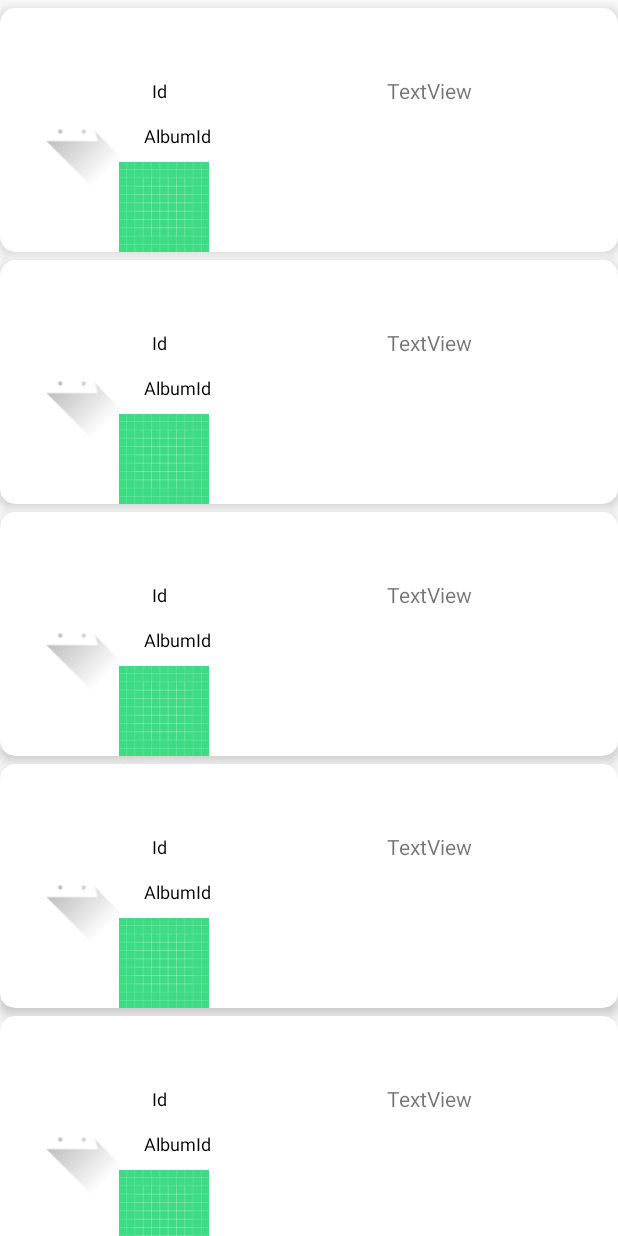
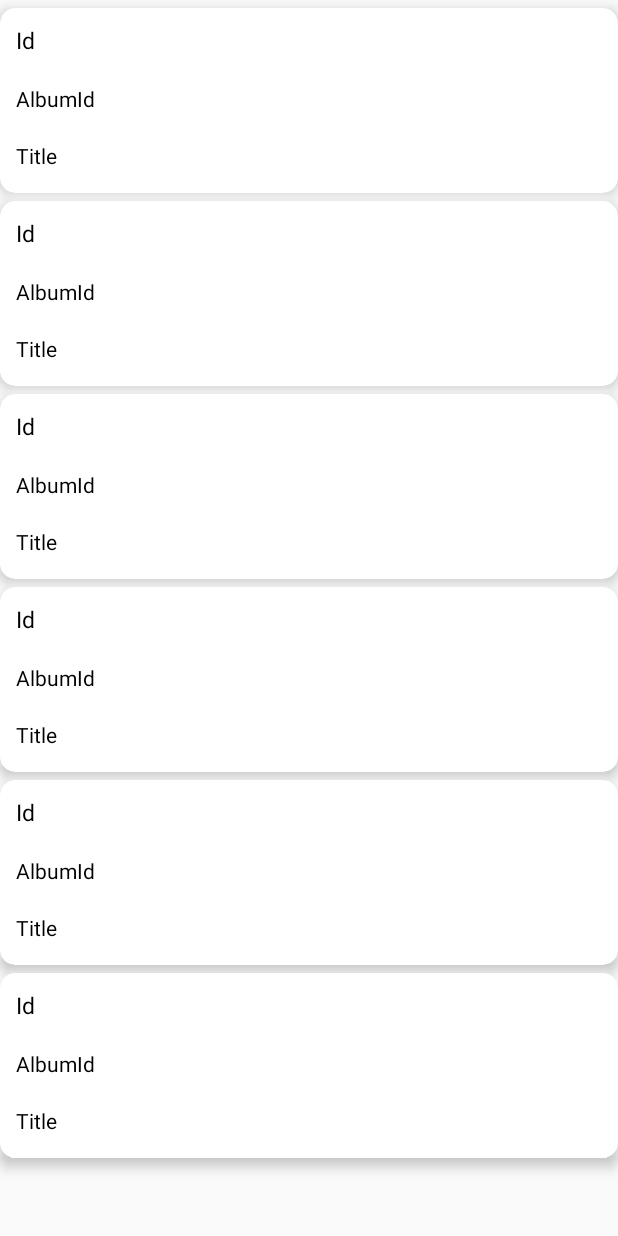
Before and after one commit to SaiyedMustaq/Hilt-Android, an Android app: the layout fragment_main.xml on its own in the app's theme, with its tools: preview values and no code run, on a phone screen of 412 x 824 dp. Run offline under Robolectric (Android 15) with nearby library versions, the phone set to English and light mode, and no system bars; network calls fail.

Commit message:
-- row item ui changes

```diff
--- a/app/src/main/java/com/mustaq/hilt_demo/adapter/FactsViewHolder.kt
+++ b/app/src/main/java/com/mustaq/hilt_demo/adapter/FactsViewHolder.kt
@@ -10,27 +10,9 @@ import kotlinx.android.synthetic.main.row_item_facts.view.*
 
 class FactsViewHolder(itemView: View) : RecyclerView.ViewHolder(itemView) {
     fun bind(list: PhotosModel.PhotosModelItem) {
-        itemView.tvId.text = list.id.toString()
-        itemView.tvAlbumId.text = list.albumId.toString()
-        itemView.tvTitle.text = list.title
-
-        Glide
-            .with(itemView.context)
-            .load(list.thumbnailUrl)
-            .centerCrop()
-            .placeholder(R.drawable.ic_plaseholder)
-            .error(R.drawable.ic_error_image)
-            .into(itemView.imagethumbnail)
-
-
-
-        Glide
-            .with(itemView.context)
-            .load(list.url)
-            .centerCrop()
-            .placeholder(R.drawable.ic_plaseholder)
-            .error(R.drawable.ic_error_image)
-            .into(itemView.imageUrl)
+        itemView.tvId.text = "Id:- " + list.id.toString()
+        itemView.tvAlbumId.text = "Album Id:- " + list.albumId.toString()
+        itemView.tvTitle.text = "Album Title:- "+list.title
     }
 
 }
--- a/app/src/main/res/layout/row_item_facts.xml
+++ b/app/src/main/res/layout/row_item_facts.xml
@@ -1,66 +1,44 @@
 <?xml version="1.0" encoding="utf-8"?>
 
-<androidx.cardview.widget.CardView
-    xmlns:android="http://schemas.android.com/apk/res/android"
+<androidx.cardview.widget.CardView xmlns:android="http://schemas.android.com/apk/res/android"
     xmlns:app="http://schemas.android.com/apk/res-auto"
     xmlns:tools="http://schemas.android.com/tools"
     android:layout_width="match_parent"
+    android:layout_height="wrap_content"
+    android:layout_marginTop="5dp"
     android:padding="10dp"
+    app:cardCornerRadius="10dp"
     app:cardElevation="5dp"
-    app:cardCornerRadius="10dp"
-    app:cardPreventCornerOverlap="true"
     app:cardMaxElevation="10dp"
-    android:layout_marginTop="5dp"
-    android:layout_height="wrap_content">
+    app:cardPreventCornerOverlap="true">
+
     <androidx.constraintlayout.widget.ConstraintLayout
         android:layout_width="match_parent"
-    android:layout_height="wrap_content">
+        android:layout_height="match_parent">
 
         <androidx.appcompat.widget.AppCompatTextView
             android:id="@+id/tvId"
             android:layout_width="0dp"
             android:layout_height="wrap_content"
-        android:layout_marginStart="8dp"
-        android:layout_marginEnd="8dp"
+            android:layout_margin="5dp"
             android:padding="5dp"
             android:textColor="#000000"
-        android:textSize="12sp"
-        app:layout_constraintEnd_toStartOf="@+id/tvTitle"
-        app:layout_constraintHorizontal_bias="0.5"
-        app:layout_constraintStart_toEndOf="@+id/imagethumbnail"
-        app:layout_constraintTop_toTopOf="@+id/imagethumbnail"
+            android:textSize="15sp"
+            app:layout_constraintEnd_toEndOf="parent"
+            app:layout_constraintStart_toStartOf="parent"
+            app:layout_constraintTop_toTopOf="parent"
             tools:text="Id" />
 
-    <ImageView
-        android:id="@+id/imagethumbnail"
-        android:layout_width="80dp"
-        android:layout_height="80dp"
-        android:layout_marginStart="8dp"
-        app:layout_constraintBottom_toBottomOf="parent"
-        app:layout_constraintStart_toStartOf="parent"
-        app:layout_constraintTop_toTopOf="parent"
-        app:srcCompat="@drawable/ic_launcher_foreground" />
-
-    <ImageView
-        android:id="@+id/imageUrl"
-        android:layout_width="60dp"
-        android:layout_height="60dp"
-        app:layout_constraintBottom_toBottomOf="parent"
-        app:layout_constraintCircle="@id/imagethumbnail"
-        app:layout_constraintCircleAngle="130"
-        app:layout_constraintCircleRadius="80dp"
-        app:layout_constraintEnd_toEndOf="@+id/imagethumbnail"
-        app:layout_constraintStart_toEndOf="@+id/imagethumbnail"
-        app:layout_constraintTop_toBottomOf="@+id/imagethumbnail"
-        app:srcCompat="@drawable/ic_launcher_background" />
 
         <TextView
             android:id="@+id/tvAlbumId"
-        android:layout_width="wrap_content"
+            android:layout_width="0dp"
             android:layout_height="wrap_content"
             android:layout_marginTop="8dp"
+            android:padding="5dp"
             android:textColor="#000000"
-        android:textSize="12sp"
+            android:textSize="14sp"
+            app:layout_constraintEnd_toEndOf="@+id/tvId"
             app:layout_constraintStart_toStartOf="@+id/tvId"
             app:layout_constraintTop_toBottomOf="@+id/tvId"
             tools:text="AlbumId" />
@@ -69,14 +47,16 @@
             android:id="@+id/tvTitle"
             android:layout_width="0dp"
             android:layout_height="wrap_content"
-        android:layout_marginStart="8dp"
-        android:layout_marginEnd="8dp"
-        android:text="TextView"
-        app:layout_constraintBottom_toBottomOf="@+id/tvId"
-        app:layout_constraintEnd_toEndOf="parent"
-        app:layout_constraintHorizontal_bias="0.5"
-        app:layout_constraintStart_toEndOf="@+id/tvId"
-        app:layout_constraintTop_toTopOf="@+id/tvId" />
+            android:layout_marginTop="8dp"
+            android:padding="5dp"
+            android:textColor="#000000"
+            android:textSize="14sp"
+            app:layout_constraintBottom_toBottomOf="parent"
+            app:layout_constraintEnd_toEndOf="@+id/tvAlbumId"
+            app:layout_constraintStart_toStartOf="@+id/tvAlbumId"
+            android:layout_marginBottom="10dp"
+            app:layout_constraintTop_toBottomOf="@+id/tvAlbumId"
+            tools:text="Title" />
 
     </androidx.constraintlayout.widget.ConstraintLayout>
 </androidx.cardview.widget.CardView>
```
Lines whose indentation alone changed are shown as unchanged.
